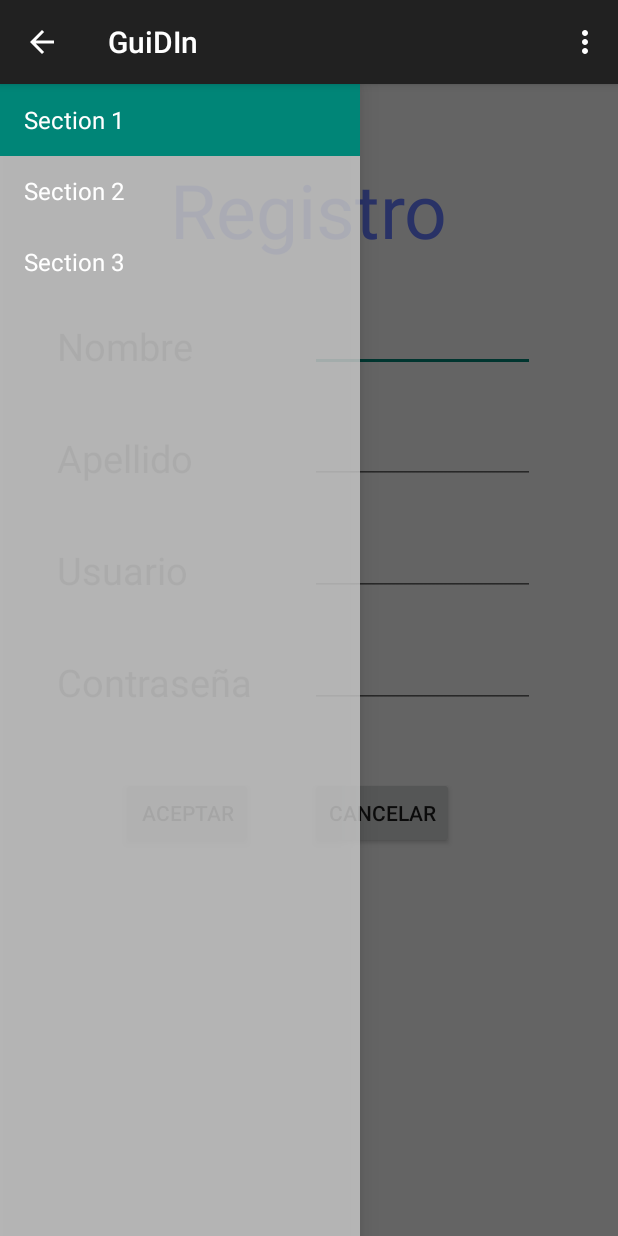
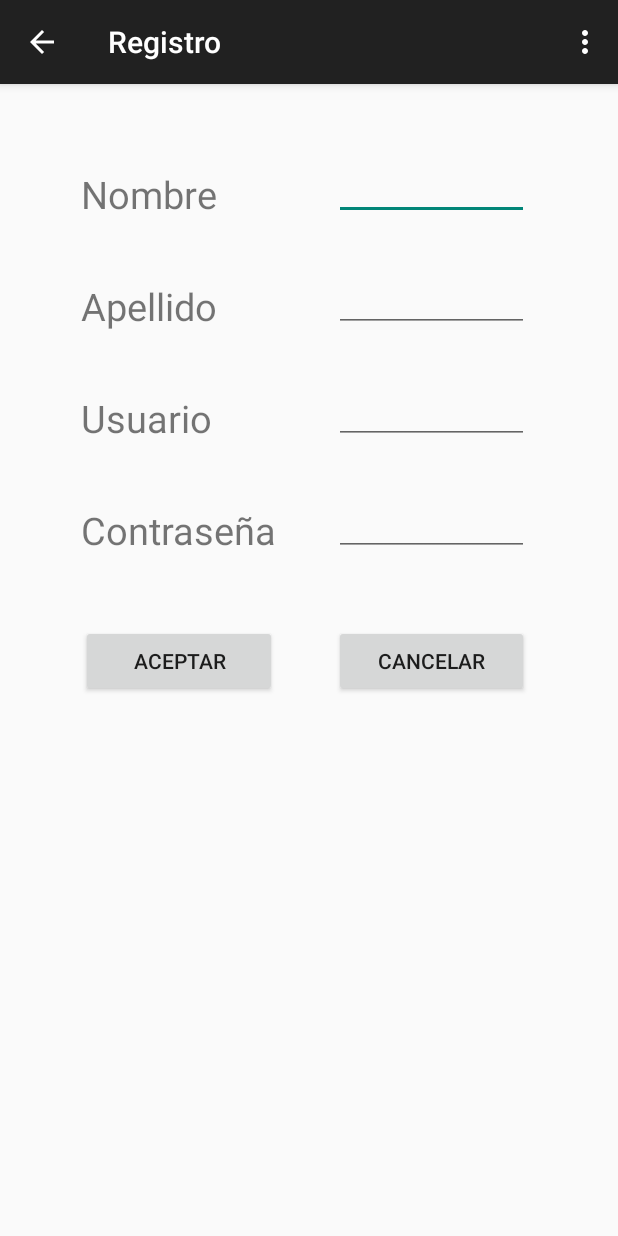
Before and after one commit to lendoly/GuiDIn, an Android app: the screen it shows after launch (Register before the commit, Registro after it), after a tap on "REGISTRARSE", on a phone screen of 412 x 824 dp. Run offline under Robolectric (Android 15) with nearby library versions, the light colour scheme and no system bars; 2 statements that could not run were skipped.

Commit message:
Acelerometro y registro sin graddle

```diff
--- a/app/src/main/java/com/example/jorge/guidin/MainActivity.java
+++ b/app/src/main/java/com/example/jorge/guidin/MainActivity.java
@@ -62,7 +62,7 @@
         registrar.setOnClickListener(
                 new View.OnClickListener(){
                     public void onClick(View view){
-                        Intent i = new Intent(getActivity(),Register.class);
+                        Intent i = new Intent(getActivity(),Registro.class);
                         startActivity(i);
                     }
                 }
--- a/app/src/main/java/com/example/jorge/guidin/Principal.java
+++ b/app/src/main/java/com/example/jorge/guidin/Principal.java
@@ -52,6 +52,8 @@
             mText = new TextView(context);
             mText.setText(text);
             mText.setEms(20);
+            mText.setMinimumHeight(100);
+            mText.setTextSize(20);
             //  mText.setBackgroundColor(android.R.color.white);
             addView(mText, new LinearLayout.LayoutParams(
                     LayoutParams.WRAP_CONTENT, LayoutParams.WRAP_CONTENT));
@@ -166,8 +168,8 @@
                 /*Intent intent = new Intent(this, CameraActivity.class);
                 startActivity(intent);*/
         }else if(position == 3){
-                /*Intent intent = new Intent(this, TestAccelerometer.class);
-                startActivity(intent);*/
+                Intent intent = new Intent(this, Acelerometro.class);
+                startActivity(intent);
         }else if (position == 4){
               /* Intent intent = new Intent(this, VoicePlaybackSystem.class);
                 startActivity(intent);*/
--- a/app/src/main/java/com/example/jorge/guidin/Register.java
+++ b/app/src/main/java/com/example/jorge/guidin/Register.java
@@ -1,16 +1,12 @@
 package com.example.jorge.guidin;
 
 import android.app.Activity;
-import android.content.Intent;
 import android.support.v7.app.ActionBarActivity;
 import android.support.v7.app.ActionBar;
 import android.support.v4.app.Fragment;
 import android.support.v4.app.FragmentManager;
-import android.content.Context;
-import android.os.Build;
 import org.apache.http.client.ClientProtocolException;
 import android.os.Bundle;
-import android.view.Gravity;
 import dialogs.DialogController;
 import http.HttpServices;
 import android.view.LayoutInflater;
@@ -20,9 +16,7 @@
 import android.view.ViewGroup;
 import android.support.v4.widget.DrawerLayout;
 import java.io.IOException;
-import android.widget.ArrayAdapter;
 import android.widget.Button;
-import android.widget.TextView;
 import android.widget.EditText;
 
 
--- /dev/null
+++ b/app/src/main/java/com/example/jorge/guidin/Registro.java
@@ -0,0 +1,121 @@
+package com.example.jorge.guidin;
+
+import android.app.Activity;
+import android.support.v7.app.ActionBarActivity;
+import android.os.Bundle;
+import android.view.Menu;
+import android.view.MenuItem;
+import android.view.View;
+import android.widget.Button;
+import android.widget.EditText;
+
+import org.apache.http.client.ClientProtocolException;
+
+import java.io.IOException;
+
+import dialogs.DialogController;
+import http.HttpServices;
+
+
+public class Registro extends ActionBarActivity {
+
+    @Override
+    protected void onCreate(Bundle savedInstanceState) {
+        super.onCreate(savedInstanceState);
+        setContentView(R.layout.activity_registro);
+
+        Button cancelar = (Button)findViewById(R.id.buttonCancel);
+
+        cancelar.setOnClickListener(
+                new View.OnClickListener(){
+                    public void onClick(View view){
+                        finish();
+                    }
+                }
+        );
+
+        Button aceptar = (Button)findViewById(R.id.buttonAccept);
+        aceptar.setOnClickListener(
+                new View.OnClickListener(){
+                    public void onClick(View view){
+                        String s = comprobarDatos();
+                        if(s.equals("")){
+
+                            register();
+                            finish();
+
+                        }else{
+                            DialogController.createInformDialog(getActivity(), s);
+                        }
+                    }
+                }
+        );
+    }
+
+
+    public String comprobarDatos() {
+        EditText text = (EditText)findViewById(R.id.registerName);
+        String s = text.getText().toString();
+        if(s.equals("")){
+            return "Debes completar el campo \"Nombre\"";
+        }
+        text = (EditText)findViewById(R.id.registerSurname);
+        if(s.equals("")){
+            return "Debes completar el campo \"Apellidos\"";
+        }
+        text = (EditText)findViewById(R.id.registerUser);
+        if(s.equals("")){
+            return "Debes completar el campo \"Usuario\"";
+        }
+        text = (EditText)findViewById(R.id.registerPassword);
+        if(s.equals("")){
+            return "Debes completar el campo \"Password\"";
+        }
+        return "";
+    }
+
+
+    private void register(){
+        HttpServices service = new HttpServices();
+        try {
+            String s = service.register(((EditText)findViewById(R.id.registerUser)).getText().toString(),
+                    ((EditText)findViewById(R.id.registerPassword)).getText().toString(),
+                    ((EditText)findViewById(R.id.registerName)).getText().toString(),
+                    ((EditText)findViewById(R.id.registerSurname)).getText().toString());
+
+        } catch (ClientProtocolException e) {
+            e.printStackTrace();
+            DialogController.createInformDialog(this, "Excepción: " + e.getMessage());
+        } catch (IOException e) {
+            e.printStackTrace();
+            DialogController.createInformDialog(this, "Excepción: " + e.getMessage());
+        }
+    }
+
+    public Activity getActivity(){
+        return this;
+    }
+
+
+    @Override
+    public boolean onCreateOptionsMenu(Menu menu) {
+        // Inflate the menu; this adds items to the action bar if it is present.
+        getMenuInflater().inflate(R.menu.menu_registro, menu);
+        return true;
+    }
+
+    @Override
+    public boolean onOptionsItemSelected(MenuItem item) {
+        // Handle action bar item clicks here. The action bar will
+        // automatically handle clicks on the Home/Up button, so long
+        // as you specify a parent activity in AndroidManifest.xml.
+        int id = item.getItemId();
+
+        //noinspection SimplifiableIfStatement
+        if (id == R.id.action_settings) {
+            return true;
+        }
+
+        return super.onOptionsItemSelected(item);
+    }
+}
--- a/app/src/main/res/layout/activity_principal.xml
+++ b/app/src/main/res/layout/activity_principal.xml
@@ -24,6 +24,7 @@
             android:layout_width="wrap_content"
             android:layout_height="wrap_content"
             android:id="@+id/listMenu"
+            android:layout_marginTop="50dp"
             android:layout_alignParentLeft="true"
             android:layout_alignParentStart="true"
             android:layout_below="@+id/textViewRegister"
--- /dev/null
+++ b/app/src/main/res/layout/activity_registro.xml
@@ -0,0 +1,130 @@
+<RelativeLayout xmlns:android="http://schemas.android.com/apk/res/android"
+    xmlns:tools="http://schemas.android.com/tools" android:layout_width="match_parent"
+    android:layout_height="match_parent" android:paddingLeft="@dimen/activity_horizontal_margin"
+    android:paddingRight="@dimen/activity_horizontal_margin"
+    android:paddingTop="@dimen/activity_vertical_margin"
+    android:paddingBottom="@dimen/activity_vertical_margin"
+    tools:context="com.example.jorge.guidin.Registro">
+
+
+    <TextView
+        android:layout_width="wrap_content"
+        android:layout_height="wrap_content"
+        android:text="Nombre"
+        android:id="@+id/textViewName"
+        android:layout_marginTop="40dp"
+        android:textSize="25dp"
+        android:layout_centerHorizontal="true"
+        android:layout_below="@+id/textViewRegister"
+        android:layout_alignParentLeft="true"
+        android:layout_alignParentStart="true"
+        android:layout_marginLeft="38dp"
+        android:layout_marginStart="38dp" />
+
+    <TextView
+        android:layout_width="wrap_content"
+        android:layout_height="wrap_content"
+        android:text="Apellido"
+        android:id="@+id/textViewLastName"
+        android:textSize="25dp"
+        android:layout_centerHorizontal="true"
+        android:layout_marginTop="40dp"
+        android:layout_below="@+id/textViewName"
+        android:layout_alignLeft="@+id/textViewName"
+        android:layout_alignStart="@+id/textViewName" />
+
+    <TextView
+        android:layout_width="wrap_content"
+        android:layout_height="wrap_content"
+        android:text="Usuario"
+        android:id="@+id/textViewUser"
+        android:layout_centerHorizontal="true"
+        android:layout_marginTop="40dp"
+        android:textSize="25dp"
+        android:layout_below="@+id/textViewLastName"
+        android:layout_alignLeft="@+id/textViewLastName"
+        android:layout_alignStart="@+id/textViewLastName" />
+
+    <TextView
+        android:layout_width="wrap_content"
+        android:layout_height="wrap_content"
+        android:text="Contraseña"
+        android:id="@+id/textViewPassword"
+        android:layout_centerHorizontal="true"
+        android:layout_marginTop="40dp"
+        android:textSize="25dp"
+        android:layout_below="@+id/textViewUser"
+        android:layout_alignLeft="@+id/textViewLastName"
+        android:layout_alignStart="@+id/textViewLastName" />
+
+    <EditText
+        android:layout_width="wrap_content"
+        android:layout_height="wrap_content"
+        android:id="@+id/registerName"
+        android:width="130dp"
+        android:inputType="text"
+        android:layout_above="@+id/textViewLastName"
+        android:layout_alignLeft="@+id/buttonCancel"
+        android:layout_alignStart="@+id/buttonCancel"
+
+         />
+
+    <EditText
+        android:layout_width="wrap_content"
+        android:layout_height="wrap_content"
+        android:id="@+id/registerSurname"
+        android:layout_alignBottom="@+id/textViewLastName"
+        android:layout_centerHorizontal="true"
+        android:inputType="text"
+        android:layout_alignRight="@+id/registerName"
+        android:layout_alignEnd="@+id/registerName"
+        android:layout_alignLeft="@+id/registerName"
+        android:layout_alignStart="@+id/registerName"
+        android:width="130dp" />
+
+    <EditText
+        android:layout_width="wrap_content"
+        android:layout_height="wrap_content"
+        android:layout_centerHorizontal="true"
+        android:inputType="textEmailAddress"
+        android:ems="10"
+        android:id="@+id/registerUser"
+        android:layout_alignBottom="@+id/textViewUser"
+        android:layout_alignLeft="@+id/registerName"
+        android:width="130dp" />
+
+    <EditText
+        android:layout_width="wrap_content"
+        android:layout_height="wrap_content"
+        android:inputType="textPassword"
+        android:ems="10"
+        android:id="@+id/registerPassword"
+        android:layout_alignBottom="@+id/textViewPassword"
+        android:layout_centerHorizontal="true"
+        android:layout_alignLeft="@+id/registerUser"
+        android:width="130dp" />
+
+    <Button
+        android:layout_width="wrap_content"
+        android:layout_height="wrap_content"
+        android:text="Aceptar"
+        android:id="@+id/buttonAccept"
+        android:layout_below="@+id/textViewPassword"
+        android:layout_alignRight="@+id/textViewPassword"
+        android:layout_alignEnd="@+id/textViewPassword"
+        android:layout_marginTop="46dp"
+        android:layout_alignLeft="@+id/textViewPassword"
+        android:layout_alignStart="@+id/textViewPassword" />
+
+    <Button
+        android:layout_width="wrap_content"
+        android:layout_height="wrap_content"
+        android:text="Cancelar"
+        android:id="@+id/buttonCancel"
+        android:layout_alignTop="@+id/buttonAccept"
+        android:layout_toRightOf="@+id/buttonAccept"
+        android:layout_marginLeft="38dp"
+        android:width="130dp"
+         />
+
+</RelativeLayout>
--- a/app/src/main/res/layout/fragment_scan_result.xml
+++ b/app/src/main/res/layout/fragment_scan_result.xml
@@ -6,7 +6,5 @@
     android:paddingBottom="@dimen/activity_vertical_margin"
     tools:context="com.example.jorge.guidin.ScanResultActivity$PlaceholderFragment">
 
-    <TextView android:text="@string/hello_world" android:layout_width="wrap_content"
-        android:layout_height="wrap_content" />
 
 </RelativeLayout>
--- /dev/null
+++ b/app/src/main/res/menu/menu_registro.xml
@@ -0,0 +1,7 @@
+<menu xmlns:android="http://schemas.android.com/apk/res/android"
+    xmlns:app="http://schemas.android.com/apk/res-auto"
+    xmlns:tools="http://schemas.android.com/tools"
+    tools:context="com.example.jorge.guidin.Registro">
+    <item android:id="@+id/action_settings" android:title="@string/action_settings"
+        android:orderInCategory="100" app:showAsAction="never" />
+</menu>
```
Also changed, not shown: app/src/main/AndroidManifest.xml (+19 -5 lines), app/src/main/java/com/example/jorge/guidin/Acelerometro.java (added, +256 -0 lines), app/src/main/res/layout/activity_acelerometro.xml (added, +145 -0 lines), app/src/main/res/menu/menu_acelerometro.xml (added, +7 -0 lines), app/src/main/res/values/strings.xml (+15 -1 lines), 1 other file.
